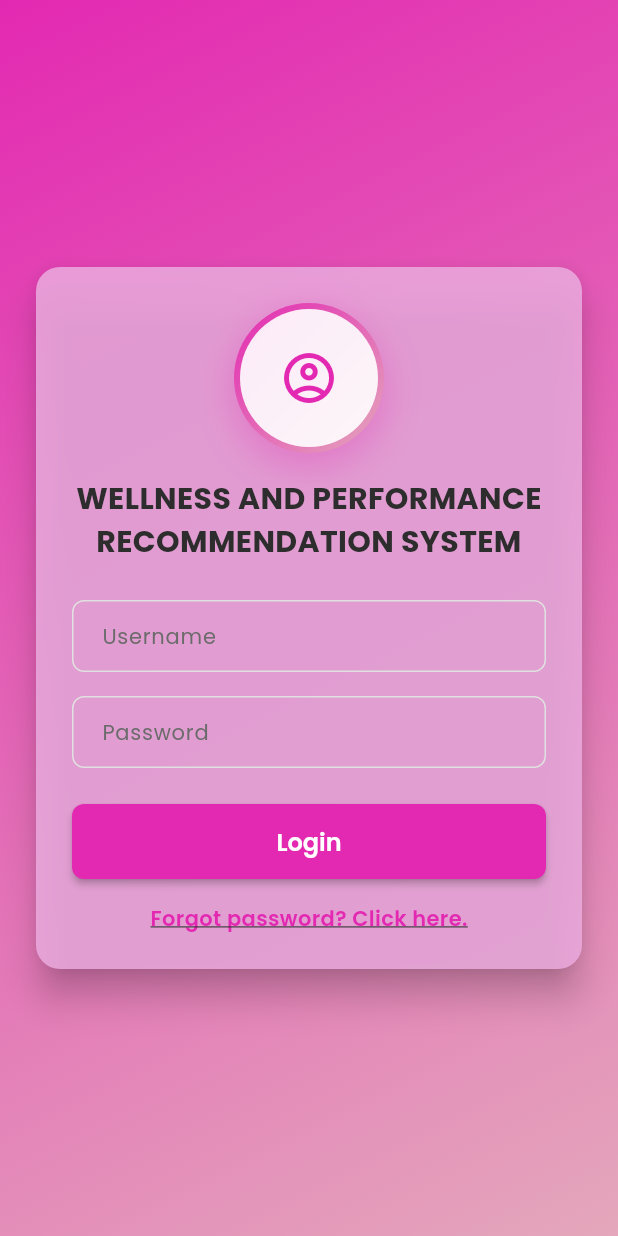
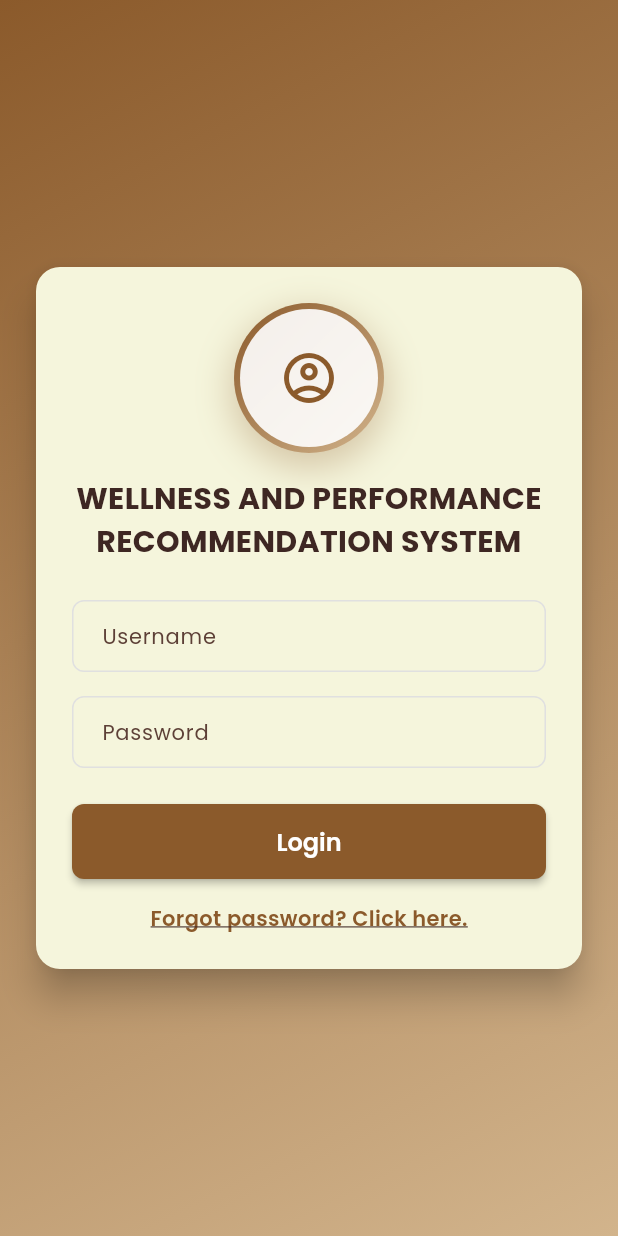
Before and after one commit to FathAneesa/MiniProject, a Flutter app: the screen it shows after launch, on a phone screen of 412 x 824 dp. Run offline on Flutter 3.47's test engine with Material 3 defaults, Android fonts, the phone set to English and light mode, and no system bars; our stand-ins replace fl_chart, flutter_dotenv, google_fonts, shared_preferences.

Commit message:
Project Completed

```diff
--- a/lib/theme/app_theme.dart
+++ b/lib/theme/app_theme.dart
@@ -2,33 +2,33 @@ import 'package:flutter/material.dart';
 import 'package:google_fonts/google_fonts.dart';
 
 class AppTheme {
-  // Define your color palette
-  static const Color primaryColor = Color.fromARGB(255, 227, 41, 178);
-  static const Color primaryVariant = Color.fromARGB(255, 213, 108, 240);
-  static const Color secondaryColor = Color.fromARGB(255, 228, 167, 187);
-  static const Color secondaryVariant = Color.fromARGB(255, 240, 128, 166);
+  // Define your color palette - Beige and Brown theme
+  static const Color primaryColor = Color(0xFF8B5A2B); // Medium Brown
+  static const Color primaryVariant = Color(0xFFA0522D); // Sienna Brown
+  static const Color secondaryColor = Color(0xFFD2B48C); // Tan/Beige
+  static const Color secondaryVariant = Color(0xFFDEB887); // Burlywood
 
   // Accent colors for buttons and interactive elements
-  static const Color accentBlue = Color.fromARGB(255, 58, 150, 242);
-  static const Color accentOrange = Color.fromARGB(255, 225, 142, 59);
-  static const Color accentTeal = Color.fromARGB(255, 36, 225, 203);
-  static const Color accentPurple = Color.fromARGB(255, 203, 30, 212);
-  static const Color accentViolet = Color.fromARGB(255, 179, 71, 225);
+  static const Color accentBlue = Color(0xFF5D8AA8); // Blue Beige
+  static const Color accentOrange = Color(0xFFCD853F); // Peru Brown
+  static const Color accentTeal = Color(0xFF8F9779); // Moss Green
+  static const Color accentPurple = Color(0xFF915C83); // Antique Fuchsia
+  static const Color accentViolet = Color(0xFF8A3324); // Burnt Umber
 
   // Background colors
-  static const Color cardBackground = Color.fromARGB(255, 235, 171, 222);
+  static const Color cardBackground = Color(0xFFF5F5DC); // Beige
   static const Color surfaceColor = Colors.white;
-  static const Color backgroundColor = Color.fromARGB(255, 250, 248, 255);
+  static const Color backgroundColor = Color(0xFFFFF8DC); // Cornsilk
 
   // Text colors
-  static const Color textPrimary = Color(0xFF2D2D2D);
-  static const Color textSecondary = Color(0xFF6B6B6B);
+  static const Color textPrimary = Color(0xFF3E2723); // Dark Brown
+  static const Color textSecondary = Color(0xFF5D4037); // Brown
   static const Color textOnPrimary = Colors.white;
 
   // Status colors
-  static const Color successColor = Colors.green;
-  static const Color errorColor = Colors.red;
-  static const Color warningColor = Colors.orange;
+  static const Color successColor = Color(0xFF388E3C); // Green
+  static const Color errorColor = Color(0xFFD32F2F); // Red
+  static const Color warningColor = Color(0xFFFFA000); // Amber
 
   // Gradients
   static const LinearGradient primaryGradient = LinearGradient(
@@ -380,7 +380,7 @@ class AppDecorations {
   );
 
   static BoxDecoration cardDecoration = BoxDecoration(
-    color: AppTheme.cardBackground.withAlpha(217),
+    color: AppTheme.cardBackground,
     borderRadius: BorderRadius.circular(16),
     boxShadow: [
       BoxShadow(
--- a/lib/theme/theme_helpers.dart
+++ b/lib/theme/theme_helpers.dart
@@ -30,7 +30,7 @@ class ThemeHelpers {
     EdgeInsetsGeometry? margin,
   }) {
     return Card(
-      color: AppTheme.cardBackground.withAlpha(217),
+      color: AppTheme.cardBackground,
       elevation: 10,
       margin: margin ?? const EdgeInsets.symmetric(horizontal: 24),
       shape: RoundedRectangleBorder(
--- a/lib/views/add_stud.dart
+++ b/lib/views/add_stud.dart
@@ -561,7 +561,7 @@ Future<void> _saveStudent() async {
                     initialDate: DateTime(today.year - 20, today.month, today.day), // Default to 20 years ago
                     firstDate: minimumDate, // Minimum: 60 years ago
                     lastDate: maximumDate,  // Maximum: at least 16 years ago
-                    helpText: 'Select Date of Birth (Age: 16-60 years)',
+                    helpText: 'Select Date of Birth (DD-MM-YYYY)',
                     errorFormatText: 'Enter a valid date',
                     errorInvalidText: 'Student must be 16-60 years old',
                     confirmText: 'SELECT',
```
Also changed, not shown: lib/views/admin_dash.dart (+5 -5 lines), lib/views/forgot.dart (+9 -74 lines), lib/views/stud_dash.dart (+6 -6 lines), 1 other file.
